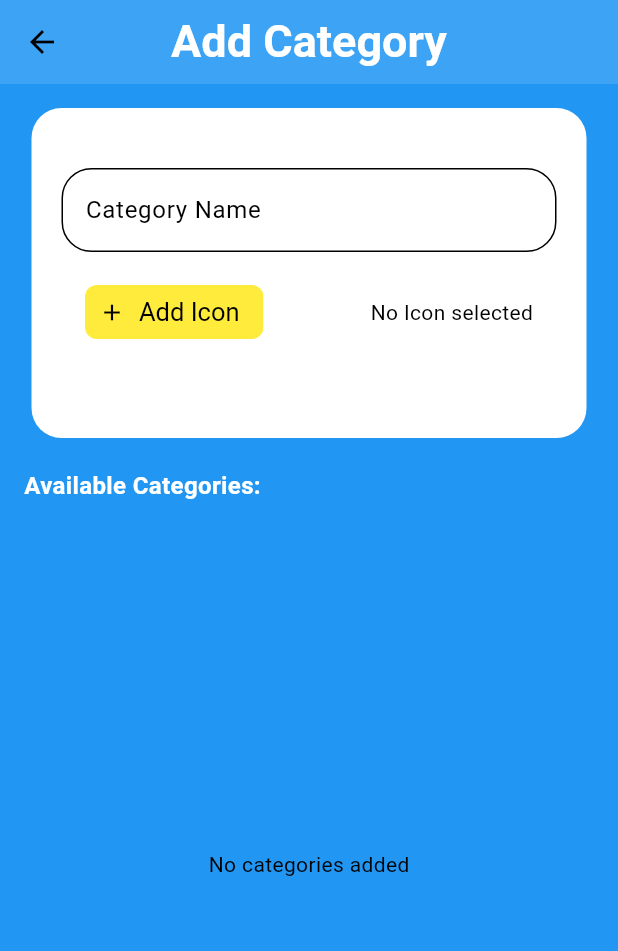
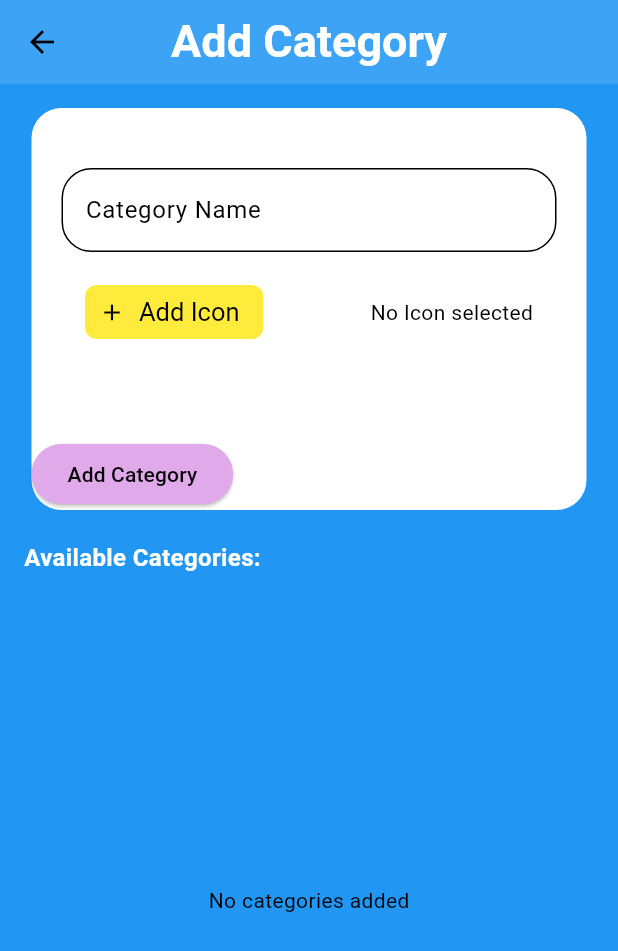
Before and after one commit to idk099/Xpenso-tracker, a Flutter app: the CategoryScreen screen opened directly, on a phone screen of 412 x 824 dp. Shown: the top 951 px of the screen. Run offline on Flutter 3.47's test engine with Material 3 defaults, Android fonts, the phone set to English and light mode, and no system bars; our stand-ins replace cloud_firestore, firebase_auth, firebase_core, flutter_local_notifications, flutter_zoom_drawer, get and 9 more; accounts and stored records are empty.

Commit message:
Update categoryadd.dart

```diff
--- a/lib/screens/otherscreens/categoryadd.dart
+++ b/lib/screens/otherscreens/categoryadd.dart
@@ -56,6 +56,7 @@ class CategoryScreen extends StatelessWidget {
             ],
           ),
           const SizedBox(height: 60),
+           _addCategoryButton(context)
 
         ],
       ),
```
